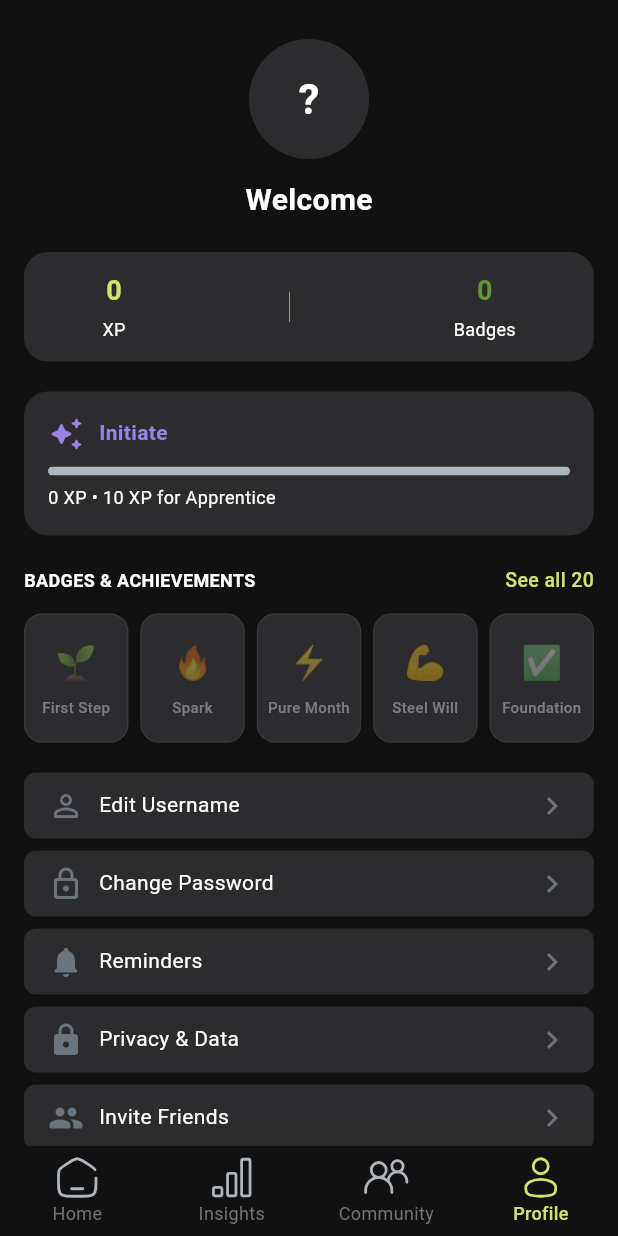
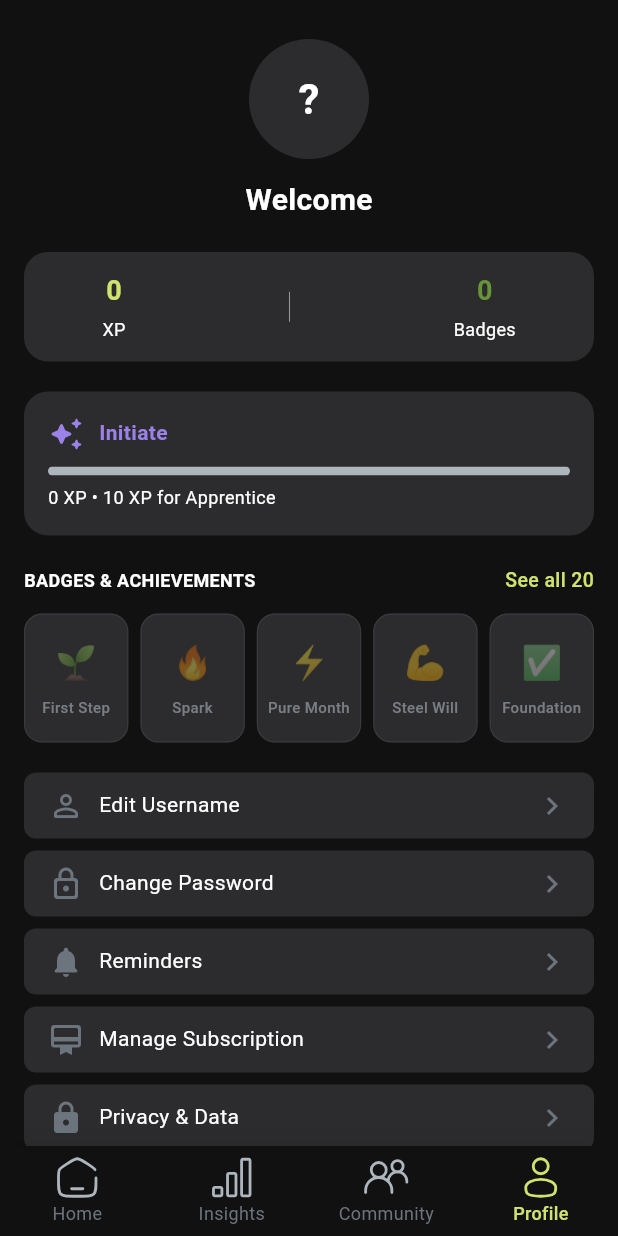
Before and after one commit to Nimra-Amjad/PurePath, a Flutter app: the BottomNavBarPage screen opened by its route, item 4 of the bottom bar chosen, on a phone screen of 412 x 824 dp. Run offline on Flutter 3.47's test engine with Material 3 defaults, Android fonts, the phone set to English and light mode, and no system bars; our stand-ins replace bloc, cloud_firestore, firebase_auth, firebase_core, flutter_bloc, flutter_local_notifications and 4 more; missing offline and left inert: purchases_flutter; accounts and stored records are empty.

Commit message:
add manage subscription tile

```diff
--- a/lib/core/constants/app_constants.dart
+++ b/lib/core/constants/app_constants.dart
@@ -14,6 +14,13 @@ const String kPlayStoreUrl =
     'https://play.google.com/store/apps/details?id=ai.purepath';
 // TODO: Replace with the real App Store link once the iOS app is published.
 const String kAppStoreUrl = 'https://apps.apple.com/app/purepath';
+
+// Play Store subscriptions page for this app. A subscription can only be
+// cancelled from the store itself (Google/Apple policy), so the in-app
+// "Manage Subscription" option deep-links here rather than cancelling
+// directly. `package` scopes the page to PurePath's subscriptions.
+const String kManageSubscriptionUrl =
+    'https://play.google.com/store/account/subscriptions?package=ai.purepath';
 
 // RevenueCat (in-app purchases)
 //
--- a/lib/features/profile/pages/profile_page.dart
+++ b/lib/features/profile/pages/profile_page.dart
@@ -345,6 +345,12 @@ class ProfilePage extends StatelessWidget {
         ),
         _settingTile(
           context: context,
+          icon: Icons.card_membership_rounded,
+          title: "Manage Subscription",
+          onTap: () => _openManageSubscription(context),
+        ),
+        _settingTile(
+          context: context,
           icon: Icons.lock_rounded,
           title: "Privacy & Data",
           onTap: () => _openPrivacyPolicy(context),
@@ -406,6 +412,22 @@ class ProfilePage extends StatelessWidget {
           'No email app found. Write to $kSupportEmail',
         );
       }
+    }
+  }
+
+  // ── Manage subscription ────────────────────────────────────────────────────
+
+  /// Opens the Play Store subscriptions page where the user can view, change,
+  /// or cancel their PurePath Pro subscription. Cancellation cannot happen
+  /// inside the app — Google (and Apple) require it to be done in the store —
+  /// so this deep-links out to the store's own management screen.
+  Future<void> _openManageSubscription(BuildContext context) async {
+    final opened = await launchUrl(
+      Uri.parse(kManageSubscriptionUrl),
+      mode: LaunchMode.externalApplication,
+    );
+    if (!opened && context.mounted) {
+      AppSnackBar.error(context, 'Could not open subscription settings.');
     }
   }
 
```
